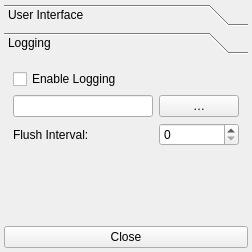
shentok/MoNav, file client/generalsettingsdialog.ui: the form before one commit.
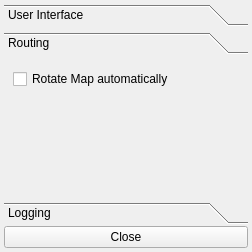
The form after the commit.

Commit message: Patch by Christoph Eckert:  - Add settings to disable map rotation  - Settings Dialog now remembers some geometry

What changed in the file:
```diff
--- a/client/generalsettingsdialog.ui
+++ b/client/generalsettingsdialog.ui
@@ -142,8 +142,43 @@
        <rect>
         <x>0</x>
         <y>0</y>
-        <width>234</width>
-        <height>154</height>
+        <width>244</width>
+        <height>128</height>
+       </rect>
+      </property>
+      <attribute name="label">
+       <string>Routing</string>
+      </attribute>
+      <layout class="QGridLayout" name="gridLayout_3">
+       <item row="0" column="0">
+        <widget class="QCheckBox" name="checkBoxMapRotation">
+         <property name="text">
+          <string>Rotate Map automatically</string>
+         </property>
+        </widget>
+       </item>
+       <item row="1" column="0">
+        <spacer name="verticalSpacer_3">
+         <property name="orientation">
+          <enum>Qt::Vertical</enum>
+         </property>
+         <property name="sizeHint" stdset="0">
+          <size>
+           <width>20</width>
+           <height>40</height>
+          </size>
+         </property>
+        </spacer>
+       </item>
+      </layout>
+     </widget>
+     <widget class="QWidget" name="Logging">
+      <property name="geometry">
+       <rect>
+        <x>0</x>
+        <y>0</y>
+        <width>235</width>
+        <height>110</height>
        </rect>
       </property>
       <attribute name="label">
```
Left out of the diff: 8 changed lines with no effect on the pictures. The commit also changes 4 other files.
